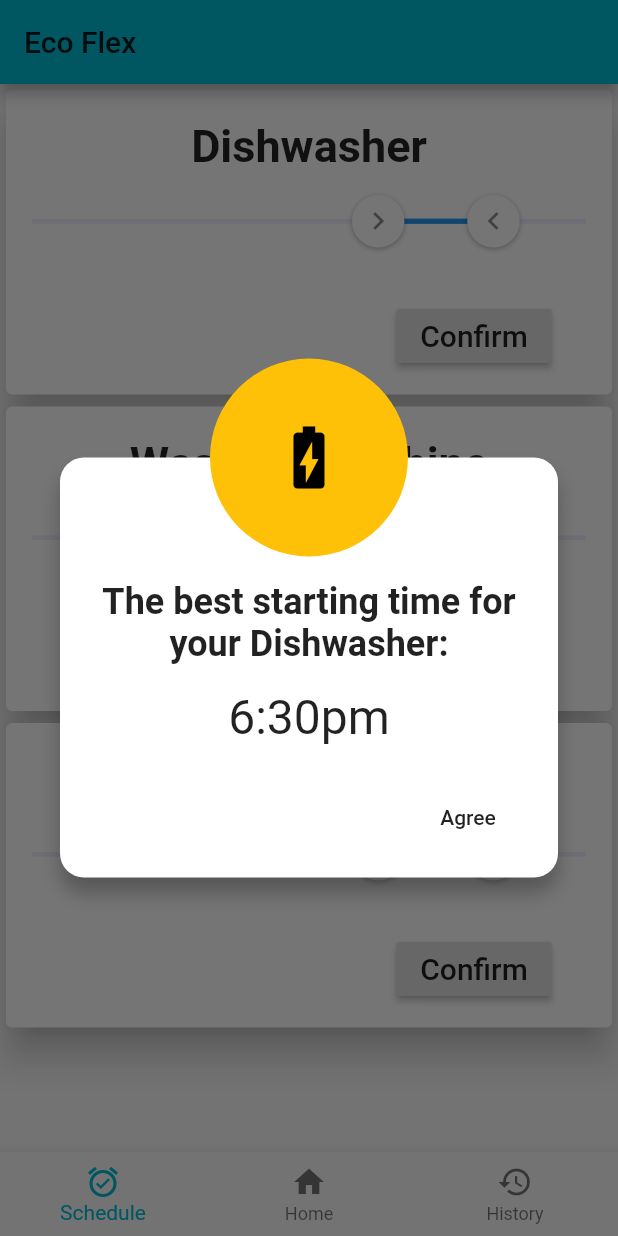
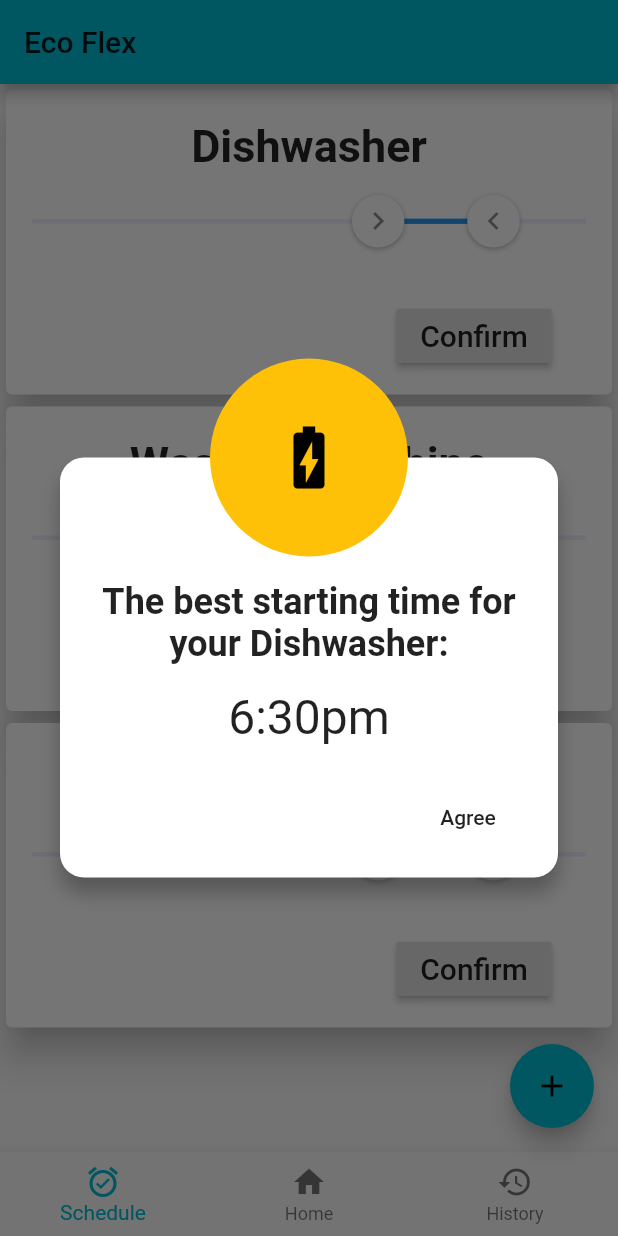
Before and after one commit to LukasPoque/mission_zero, a Flutter app: the screen it shows after launch, after a tap on "Confirm", on a phone screen of 412 x 824 dp. Run offline on Flutter 3.47's test engine with Material 2 defaults, Android fonts, the phone set to English and light mode, and no system bars; drawn by our look-alikes of flutter_xlider; our stand-ins replace charts_flutter, csv.

Commit message:
add floating action button

```diff
--- a/lib/main.dart
+++ b/lib/main.dart
@@ -32,6 +32,7 @@ class BasicPage extends StatefulWidget {
 class _BasicPageState extends State<BasicPage> {
   PageController _pageController;
   int _index = 0;
+  bool _isVisible = true;
 
   @override
   Widget build(BuildContext context) {
@@ -47,6 +48,14 @@ class _BasicPageState extends State<BasicPage> {
         ],
         controller: _pageController,
         onPageChanged: onIndexChanged,
+      ),
+      floatingActionButton: new Visibility(
+        visible: _isVisible,
+        child: new FloatingActionButton(
+          onPressed: () {}, //nothing happens XD
+          tooltip: 'Add',
+          child: new Icon(Icons.add),
+        ),
       ),
       bottomNavigationBar: BottomNavigationBar(
         onTap: onTabTapped,
@@ -77,6 +86,11 @@ class _BasicPageState extends State<BasicPage> {
   }
 
   void onIndexChanged(int index) {
+    if(index == 0){
+      _isVisible = true;
+    } else {
+      _isVisible = false;
+    }
     setState(() {
       this._index = index;
     });
```
